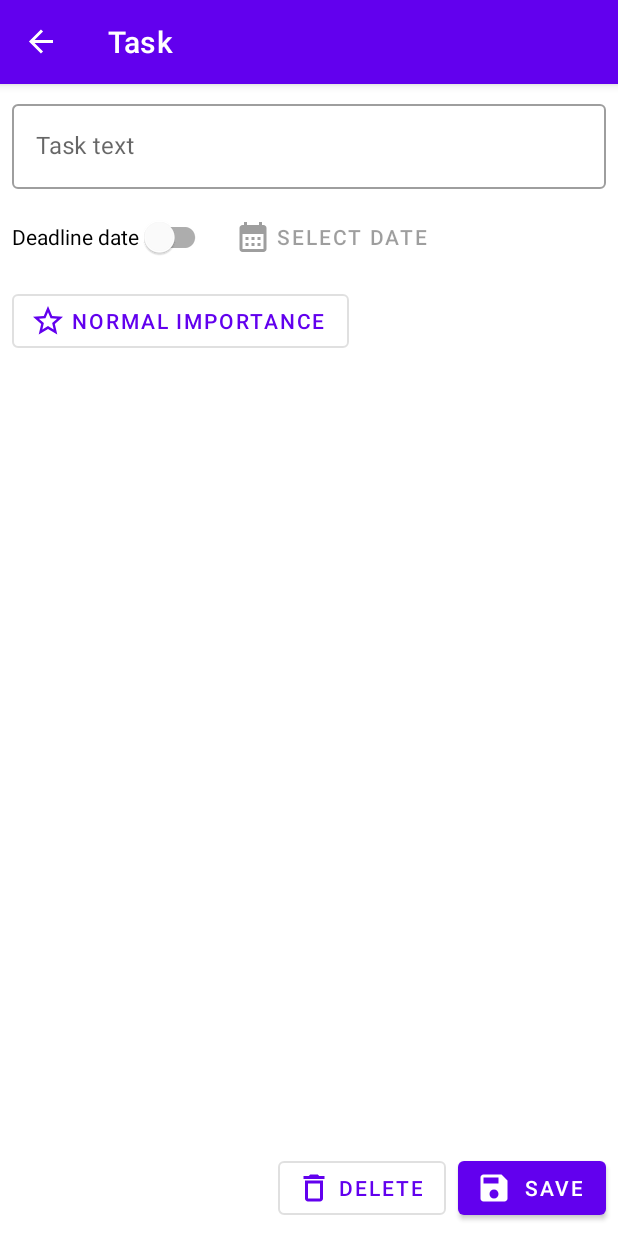
After one commit to humolang/android-todo-list, an Android app: the TodoEditFragment screen opened through its navigation route, on a phone screen of 412 x 824 dp. The commit adds this screen. Run offline under Robolectric (Android 15) with nearby library versions, the phone set to English and light mode, and no system bars; our stand-ins replace navigation-ui.

Commit message:
Navigation and task edit fragment

```diff
--- a/app/build.gradle
+++ b/app/build.gradle
@@ -1,6 +1,7 @@
 plugins {
     id 'com.android.application'
     id 'org.jetbrains.kotlin.android'
+    id 'androidx.navigation.safeargs.kotlin'
     id 'kotlin-kapt'
 }
 
@@ -42,6 +43,8 @@ dependencies {
     implementation 'com.google.android.material:material:1.6.1'
     implementation 'androidx.constraintlayout:constraintlayout:2.1.4'
     implementation 'androidx.fragment:fragment-ktx:1.5.1'
+    implementation 'androidx.navigation:navigation-fragment-ktx:2.5.1'
+    implementation 'androidx.navigation:navigation-ui-ktx:2.5.1'
     implementation 'androidx.lifecycle:lifecycle-viewmodel-ktx:2.5.1'
     implementation 'org.jetbrains.kotlinx:kotlinx-coroutines-android:1.6.1'
     implementation 'androidx.room:room-runtime:2.4.3'
--- a/app/src/main/java/com/coriolang/todolist/MainActivity.kt
+++ b/app/src/main/java/com/coriolang/todolist/MainActivity.kt
@@ -2,11 +2,25 @@ package com.coriolang.todolist
 
 import android.os.Bundle
 import androidx.appcompat.app.AppCompatActivity
+import androidx.navigation.NavController
+import androidx.navigation.fragment.NavHostFragment
+import androidx.navigation.ui.setupActionBarWithNavController
 
-class MainActivity : AppCompatActivity() {
+class MainActivity : AppCompatActivity(R.layout.activity_main) {
+
+    private lateinit var navController: NavController
 
     override fun onCreate(savedInstanceState: Bundle?) {
         super.onCreate(savedInstanceState)
-        setContentView(R.layout.activity_main)
+
+        val navHostFragment = supportFragmentManager
+            .findFragmentById(R.id.nav_host_fragment) as NavHostFragment
+        navController = navHostFragment.navController
+
+        setupActionBarWithNavController(navController)
+    }
+
+    override fun onSupportNavigateUp(): Boolean {
+        return navController.navigateUp() || super.onSupportNavigateUp()
     }
 }
--- /dev/null
+++ b/app/src/main/java/com/coriolang/todolist/ui/TodoEditFragment.kt
@@ -0,0 +1,95 @@
+package com.coriolang.todolist.ui
+
+import android.os.Bundle
+import android.text.format.DateUtils
+import android.view.LayoutInflater
+import android.view.View
+import android.view.ViewGroup
+import androidx.appcompat.widget.PopupMenu
+import androidx.fragment.app.Fragment
+import androidx.fragment.app.activityViewModels
+import androidx.navigation.fragment.findNavController
+import com.coriolang.todolist.R
+import com.coriolang.todolist.TodoApplication
+import com.coriolang.todolist.databinding.FragmentTodoEditBinding
+import com.coriolang.todolist.viewmodels.TodoListViewModel
+import com.coriolang.todolist.viewmodels.TodoListViewModelFactory
+import com.google.android.material.datepicker.MaterialDatePicker
+
+class TodoEditFragment : Fragment(R.layout.fragment_todo_edit) {
+
+    private var _binding: FragmentTodoEditBinding? = null
+    private val binding
+        get() = _binding!!
+
+    private val viewModel: TodoListViewModel by activityViewModels {
+        TodoListViewModelFactory(
+            (activity?.application as TodoApplication).database.todoItemDao()
+        )
+    }
+
+    override fun onCreateView(
+        inflater: LayoutInflater,
+        container: ViewGroup?,
+        savedInstanceState: Bundle?
+    ): View? {
+        _binding = FragmentTodoEditBinding.inflate(inflater, container, false)
+        return binding.root
+    }
+
+    override fun onViewCreated(view: View, savedInstanceState: Bundle?) {
+        super.onViewCreated(view, savedInstanceState)
+
+        binding.buttonDeadlineDate.isEnabled = binding.switchDeadlineDate.isChecked
+
+        binding.switchDeadlineDate.setOnCheckedChangeListener { _, isChecked ->
+            binding.buttonDeadlineDate.isEnabled = isChecked
+        }
+
+        val deadlineDatePicker = MaterialDatePicker.Builder
+            .datePicker()
+            .setTitleText(getString(R.string.select_deadline_date))
+            .setSelection(MaterialDatePicker.todayInUtcMilliseconds())
+            .build()
+
+        deadlineDatePicker.addOnPositiveButtonClickListener { selectedDate ->
+            binding.buttonDeadlineDate.text = DateUtils
+                .formatDateTime(context, selectedDate, DateUtils.FORMAT_SHOW_DATE)
+        }
+
+        binding.buttonDeadlineDate.setOnClickListener {
+            deadlineDatePicker.show(childFragmentManager, "tag")
+        }
+
+        binding.buttonImportanceMenu.setOnClickListener {
+            val importanceMenu = PopupMenu(requireContext(), it)
+
+            importanceMenu.menuInflater.inflate(R.menu.importance_menu, importanceMenu.menu)
+            importanceMenu.setForceShowIcon(true)
+
+            importanceMenu.setOnMenuItemClickListener { menuItem ->
+                binding.buttonImportanceMenu.text = menuItem.title
+                true
+            }
+
+            importanceMenu.show()
+        }
+
+        binding.buttonSave.setOnClickListener {
+            val action = TodoEditFragmentDirections
+                .actionTodoEditFragmentToTodoListFragment()
+            findNavController().navigate(action)
+        }
+
+        binding.buttonDelete.setOnClickListener {
+            val action = TodoEditFragmentDirections
+                .actionTodoEditFragmentToTodoListFragment()
+            findNavController().navigate(action)
+        }
+    }
+
+    override fun onDestroyView() {
+        super.onDestroyView()
+        _binding = null
+    }
+}
--- /dev/null
+++ b/app/src/main/res/drawable/ic_add_item.xml
@@ -0,0 +1,5 @@
+<vector android:height="24dp" android:tint="#000000"
+    android:viewportHeight="24" android:viewportWidth="24"
+    android:width="24dp" xmlns:android="http://schemas.android.com/apk/res/android">
+    <path android:fillColor="@android:color/white" android:pathData="M19,13h-6v6h-2v-6H5v-2h6V5h2v6h6v2z"/>
+</vector>
--- /dev/null
+++ b/app/src/main/res/drawable/ic_calendar.xml
@@ -0,0 +1,5 @@
+<vector android:height="24dp" android:tint="#000000"
+    android:viewportHeight="24" android:viewportWidth="24"
+    android:width="24dp" xmlns:android="http://schemas.android.com/apk/res/android">
+    <path android:fillColor="@android:color/white" android:pathData="M19,4h-1V2h-2v2H8V2H6v2H5C3.89,4 3.01,4.9 3.01,6L3,20c0,1.1 0.89,2 2,2h14c1.1,0 2,-0.9 2,-2V6C21,4.9 20.1,4 19,4zM19,20H5V10h14V20zM9,14H7v-2h2V14zM13,14h-2v-2h2V14zM17,14h-2v-2h2V14zM9,18H7v-2h2V18zM13,18h-2v-2h2V18zM17,18h-2v-2h2V18z"/>
+</vector>
--- /dev/null
+++ b/app/src/main/res/drawable/ic_delete.xml
@@ -0,0 +1,5 @@
+<vector android:height="24dp" android:tint="#000000"
+    android:viewportHeight="24" android:viewportWidth="24"
+    android:width="24dp" xmlns:android="http://schemas.android.com/apk/res/android">
+    <path android:fillColor="@android:color/white" android:pathData="M6,19c0,1.1 0.9,2 2,2h8c1.1,0 2,-0.9 2,-2L18,7L6,7v12zM8,9h8v10L8,19L8,9zM15.5,4l-1,-1h-5l-1,1L5,4v2h14L19,4z"/>
+</vector>
--- /dev/null
+++ b/app/src/main/res/drawable/ic_save.xml
@@ -0,0 +1,5 @@
+<vector android:height="24dp" android:tint="#000000"
+    android:viewportHeight="24" android:viewportWidth="24"
+    android:width="24dp" xmlns:android="http://schemas.android.com/apk/res/android">
+    <path android:fillColor="@android:color/white" android:pathData="M17,3L5,3c-1.11,0 -2,0.9 -2,2v14c0,1.1 0.89,2 2,2h14c1.1,0 2,-0.9 2,-2L21,7l-4,-4zM12,19c-1.66,0 -3,-1.34 -3,-3s1.34,-3 3,-3 3,1.34 3,3 -1.34,3 -3,3zM15,9L5,9L5,5h10v4z"/>
+</vector>
--- /dev/null
+++ b/app/src/main/res/drawable/ic_star.xml
@@ -0,0 +1,5 @@
+<vector android:height="24dp" android:tint="#000000"
+    android:viewportHeight="24" android:viewportWidth="24"
+    android:width="24dp" xmlns:android="http://schemas.android.com/apk/res/android">
+    <path android:fillColor="@android:color/white" android:pathData="M22,9.24l-7.19,-0.62L12,2 9.19,8.63 2,9.24l5.46,4.73L5.82,21 12,17.27 18.18,21l-1.63,-7.03L22,9.24zM12,15.4l-3.76,2.27 1,-4.28 -3.32,-2.88 4.38,-0.38L12,6.1l1.71,4.04 4.38,0.38 -3.32,2.88 1,4.28L12,15.4z"/>
+</vector>
--- a/app/src/main/res/layout/activity_main.xml
+++ b/app/src/main/res/layout/activity_main.xml
@@ -7,14 +7,15 @@
     tools:context=".MainActivity">
 
     <androidx.fragment.app.FragmentContainerView
-        android:id="@+id/fragment_container_view"
-        android:name="com.coriolang.todolist.ui.TodoListFragment"
+        android:id="@+id/nav_host_fragment"
+        android:name="androidx.navigation.fragment.NavHostFragment"
         android:layout_width="0dp"
         android:layout_height="0dp"
+        app:defaultNavHost="true"
         app:layout_constraintBottom_toBottomOf="parent"
         app:layout_constraintEnd_toEndOf="parent"
         app:layout_constraintStart_toStartOf="parent"
         app:layout_constraintTop_toTopOf="parent"
-        tools:layout="@layout/fragment_todo_list" />
+        app:navGraph="@navigation/nav_graph" />
 
 </androidx.constraintlayout.widget.ConstraintLayout>
--- /dev/null
+++ b/app/src/main/res/layout/fragment_todo_edit.xml
@@ -0,0 +1,88 @@
+<?xml version="1.0" encoding="utf-8"?>
+<androidx.constraintlayout.widget.ConstraintLayout xmlns:android="http://schemas.android.com/apk/res/android"
+    xmlns:app="http://schemas.android.com/apk/res-auto"
+    xmlns:tools="http://schemas.android.com/tools"
+    android:layout_width="match_parent"
+    android:layout_height="match_parent"
+    tools:context=".ui.TodoEditFragment">
+
+    <com.google.android.material.textfield.TextInputLayout
+        android:id="@+id/text_field_todo"
+        style="@style/Widget.MaterialComponents.TextInputLayout.OutlinedBox"
+        android:layout_width="0dp"
+        android:layout_height="wrap_content"
+        android:layout_marginStart="8dp"
+        android:layout_marginTop="8dp"
+        android:layout_marginEnd="8dp"
+        app:layout_constraintEnd_toEndOf="parent"
+        app:layout_constraintStart_toStartOf="parent"
+        app:layout_constraintTop_toTopOf="parent">
+
+        <com.google.android.material.textfield.TextInputEditText
+            android:layout_width="match_parent"
+            android:layout_height="wrap_content"
+            android:hint="@string/task_text"
+            android:maxHeight="256dp" />
+
+    </com.google.android.material.textfield.TextInputLayout>
+
+    <com.google.android.material.switchmaterial.SwitchMaterial
+        android:id="@+id/switch_deadline_date"
+        android:layout_width="0dp"
+        android:layout_height="wrap_content"
+        android:layout_marginStart="8dp"
+        android:layout_marginTop="8dp"
+        android:minHeight="48dp"
+        android:text="@string/deadline_date"
+        app:layout_constraintStart_toStartOf="parent"
+        app:layout_constraintTop_toBottomOf="@+id/text_field_todo" />
+
+    <Button
+        android:id="@+id/button_deadline_date"
+        style="@style/Widget.MaterialComponents.Button.TextButton.Icon"
+        android:layout_width="wrap_content"
+        android:layout_height="wrap_content"
+        android:layout_marginStart="8dp"
+        android:layout_marginTop="8dp"
+        android:text="@string/select_date"
+        app:icon="@drawable/ic_calendar"
+        app:layout_constraintStart_toEndOf="@+id/switch_deadline_date"
+        app:layout_constraintTop_toBottomOf="@+id/text_field_todo" />
+
+    <Button
+        android:id="@+id/button_importance_menu"
+        style="@style/Widget.MaterialComponents.Button.OutlinedButton.Icon"
+        android:layout_width="wrap_content"
+        android:layout_height="wrap_content"
+        android:layout_marginStart="8dp"
+        android:layout_marginTop="8dp"
+        android:text="@string/normal_importance"
+        app:icon="@drawable/ic_star"
+        app:layout_constraintStart_toStartOf="parent"
+        app:layout_constraintTop_toBottomOf="@+id/button_deadline_date" />
+
+    <Button
+        android:id="@+id/button_delete"
+        style="@style/Widget.MaterialComponents.Button.OutlinedButton.Icon"
+        android:layout_width="wrap_content"
+        android:layout_height="wrap_content"
+        android:layout_marginEnd="8dp"
+        android:layout_marginBottom="8dp"
+        android:text="@string/delete"
+        app:icon="@drawable/ic_delete"
+        app:layout_constraintBottom_toBottomOf="parent"
+        app:layout_constraintEnd_toStartOf="@+id/button_save" />
+
+    <Button
+        android:id="@+id/button_save"
+        style="@style/Widget.MaterialComponents.Button.Icon"
+        android:layout_width="wrap_content"
+        android:layout_height="wrap_content"
+        android:layout_marginEnd="8dp"
+        android:layout_marginBottom="8dp"
+        android:text="@string/save"
+        app:icon="@drawable/ic_save"
+        app:layout_constraintBottom_toBottomOf="parent"
+        app:layout_constraintEnd_toEndOf="parent" />
+
+</androidx.constraintlayout.widget.ConstraintLayout>
--- a/app/src/main/res/layout/item_todo.xml
+++ b/app/src/main/res/layout/item_todo.xml
@@ -2,6 +2,7 @@
 <androidx.constraintlayout.widget.ConstraintLayout xmlns:android="http://schemas.android.com/apk/res/android"
     xmlns:app="http://schemas.android.com/apk/res-auto"
     xmlns:tools="http://schemas.android.com/tools"
+    android:id="@+id/todo_item_container"
     android:layout_width="match_parent"
     android:layout_height="wrap_content">
 
--- /dev/null
+++ b/app/src/main/res/menu/importance_menu.xml
@@ -0,0 +1,15 @@
+<?xml version="1.0" encoding="utf-8"?>
+<menu xmlns:android="http://schemas.android.com/apk/res/android">
+    <item
+        android:id="@+id/low_importance_option"
+        android:icon="@drawable/ic_low_importance"
+        android:title="@string/low_importance" />
+    <item
+        android:id="@+id/normal_importance_option"
+        android:icon="@drawable/ic_normal_importance"
+        android:title="@string/normal_importance" />
+    <item
+        android:id="@+id/high_importance_option"
+        android:icon="@drawable/ic_high_importance"
+        android:title="@string/high_importance" />
+</menu>
--- /dev/null
+++ b/app/src/main/res/navigation/nav_graph.xml
@@ -0,0 +1,32 @@
+<?xml version="1.0" encoding="utf-8"?>
+<navigation xmlns:android="http://schemas.android.com/apk/res/android"
+    xmlns:app="http://schemas.android.com/apk/res-auto"
+    xmlns:tools="http://schemas.android.com/tools"
+    android:id="@+id/navigation_graph"
+    app:startDestination="@id/todoListFragment">
+
+    <fragment
+        android:id="@+id/todoListFragment"
+        android:name="com.coriolang.todolist.ui.TodoListFragment"
+        android:label="@string/app_name"
+        tools:layout="@layout/fragment_todo_list" >
+        <action
+            android:id="@+id/action_todoListFragment_to_todoEditFragment"
+            app:destination="@id/todoEditFragment" />
+    </fragment>
+    <fragment
+        android:id="@+id/todoEditFragment"
+        android:name="com.coriolang.todolist.ui.TodoEditFragment"
+        android:label="@string/task"
+        tools:layout="@layout/fragment_todo_edit" >
+        <action
+            android:id="@+id/action_todoEditFragment_to_todoListFragment"
+            app:destination="@id/todoListFragment"
+            app:popUpTo="@id/todoListFragment"
+            app:popUpToInclusive="true" />
+        <argument
+            android:name="todoItemId"
+            app:argType="integer"
+            android:defaultValue="0" />
+    </fragment>
+</navigation>
--- a/app/src/main/res/values/strings.xml
+++ b/app/src/main/res/values/strings.xml
@@ -4,4 +4,12 @@
     <string name="low_importance">Low importance</string>
     <string name="normal_importance">Normal importance</string>
     <string name="high_importance">High importance</string>
+    <string name="add_a_task">Add a task</string>
+    <string name="select_deadline_date">Select deadline date</string>
+    <string name="task">Task</string>
+    <string name="task_text">Task text</string>
+    <string name="deadline_date">Deadline date</string>
+    <string name="select_date">Select date</string>
+    <string name="delete">Delete</string>
+    <string name="save">Save</string>
 </resources>
--- a/build.gradle
+++ b/build.gradle
@@ -3,6 +3,7 @@ plugins {
     id 'com.android.application' version '7.2.1' apply false
     id 'com.android.library' version '7.2.1' apply false
     id 'org.jetbrains.kotlin.android' version '1.7.10' apply false
+    id 'androidx.navigation.safeargs.kotlin' version '2.5.1' apply false
 }
 
 task clean(type: Delete) {
```
Also changed, not shown: app/src/main/java/com/coriolang/todolist/ui/TodoListAdapter.kt (+19 -3 lines), app/src/main/java/com/coriolang/todolist/ui/TodoListFragment.kt (+5 -2 lines), app/src/main/res/layout/fragment_todo_list.xml (+14 -17 lines), app/src/main/res/menu/todo_edit_toolbar_menu.xml (added, +14 -0 lines).
